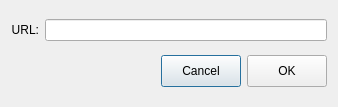
The window that src/ui/wizEditorInsertLinkForm.ui (WizTeam/WizQTClient) describes before a commit, drawn with Qt 5.
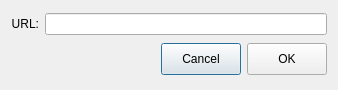
The same window after the commit.

```diff
--- a/src/ui/wizEditorInsertLinkForm.ui
+++ b/src/ui/wizEditorInsertLinkForm.ui
@@ -7,7 +7,7 @@
     <x>0</x>
     <y>0</y>
     <width>338</width>
-    <height>107</height>
+    <height>90</height>
    </rect>
   </property>
   <property name="windowTitle">
```
